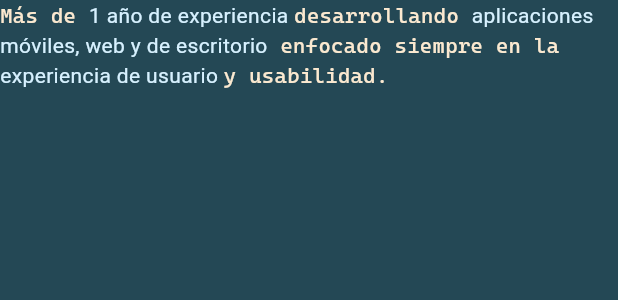
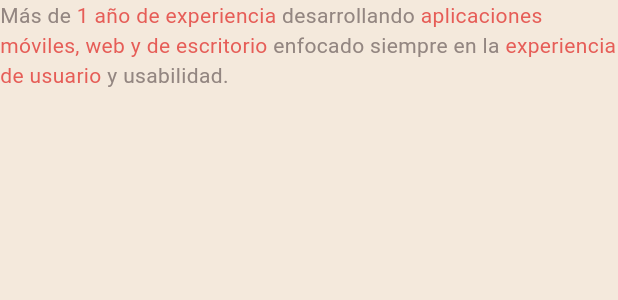
Before and after one commit to Korah06/personal-portfolio, a Flutter app: the DescriptionText widget shown alone on an empty page, opened directly, on a phone screen of 412 x 824 dp. Shown: the top 300 px of the screen. Run offline on Flutter 3.47's test engine with Material 3 defaults, Android fonts, the phone set to English and light mode, and no system bars; our stand-ins replace equatable, font_awesome_flutter; missing offline and left inert: dev_icons.

Commit message:
Change theme Color

```diff
--- a/lib/ui/theme/color_schema.dart
+++ b/lib/ui/theme/color_schema.dart
@@ -1,14 +1,24 @@
 import 'package:flutter/material.dart';
 const ColorScheme themeColorSchema = ColorScheme(
-  primary: Color(0xFFFBE9D0), // Used for primary elements
-  primaryContainer: Color(0xFF0E3A4A), // Used for primary container elements
-  secondary: Color(0xFFE64833), // Used for secondary elements
-  secondaryContainer: Color(0xFF90AEAD), // Used for secondary container elements
-  surface: Color(0xFF244855), // Used for background color
+  primary: Color(0xFFe7cabd), // Used for primary elements
+  primaryContainer: Color(0xFF494848), // Used for primary container elements
+  secondary: Color(0xFFbd6c62), // Used for secondary elements
+  secondaryContainer: Color(0xFFe65d57), // Used for secondary container elements
+  surface: Color(0xFFf4e9dc), // Used for background color
   error: Color(0xFFE76F51), // Used for error elements
-  onPrimary: Color(0xFFD7F1FF), // Used for text/icons on primary elements
+  onPrimary: Color(0xFFa3a49e), // Used for text/icons on primary elements
   onSecondary: Color(0xFF001219), // Used for text/icons on secondary elements
-  onSurface: Colors.white, // Used for text/icons on background
+  onSurface: Color(0xFF938681), // Used for text/icons on background
   onError: Colors.white, // Used for text/icons on error elements
   brightness: Brightness.light, // Defines the overall brightness of the theme
 );
+
+//Crema
+// #f4e9dc
+// #e7cabd
+
+//Rojo
+// #e65d57
+
+//Negro
+// #494848
--- a/lib/ui/widgets/body/widgets/description_text.dart
+++ b/lib/ui/widgets/body/widgets/description_text.dart
@@ -5,33 +5,40 @@
 
   @override
   Widget build(BuildContext context) {
-    final experienceColor = Theme.of(context).colorScheme.onPrimary;
-    return  Row(
+    final experienceColor = Theme.of(context).colorScheme.secondaryContainer;
+    final basicColor = Theme.of(context).colorScheme.onSurface;
+    return Row(
       mainAxisAlignment: MainAxisAlignment.start,
       children: [
         Flexible(
           child: Text.rich(
-            TextSpan(text: 'Más de ', children: [
+            TextSpan(
+                text: 'Más de ',
+                style: TextStyle(color: basicColor),
+                children: [
                   TextSpan(
                     text: '1 año de experiencia ',
                     style: TextStyle(color: experienceColor),
                   ),
-              const TextSpan(
+                  TextSpan(
                     text: 'desarrollando ',
+                    style: TextStyle(color: basicColor),
                   ),
                   TextSpan(
                     text: 'aplicaciones móviles, web y de escritorio',
                     style: TextStyle(color: experienceColor),
                   ),
-              const TextSpan(
+                  TextSpan(
                     text: ' enfocado siempre en la ',
+                    style: TextStyle(color: basicColor),
                   ),
                   TextSpan(
                     text: 'experiencia de usuario ',
                     style: TextStyle(color: experienceColor),
                   ),
-              const TextSpan(
+                  TextSpan(
                     text: 'y usabilidad.',
+                    style: TextStyle(color: basicColor),
                   ),
                 ]),
           ),
--- a/lib/ui/widgets/body/widgets/sections_title.dart
+++ b/lib/ui/widgets/body/widgets/sections_title.dart
@@ -16,7 +16,11 @@
           padding: const EdgeInsets.all(8.0),
           child: Icon(icon, size: 30, color: iconColor),
         ),
-        Text(title, style: const TextStyle(fontSize: 28)),
+        Text(title,
+            style: TextStyle(
+                fontSize: 28,
+                color: Theme.of(context).colorScheme.onSurface,
+                fontWeight: FontWeight.bold)),
       ],
     );
   }
--- a/lib/ui/widgets/body/widgets/title_text.dart
+++ b/lib/ui/widgets/body/widgets/title_text.dart
@@ -12,7 +12,7 @@
         Text.rich(
           TextSpan(
             text: 'Desarrollador ',
-            style: const TextStyle(fontSize: 20),
+            style: TextStyle(fontSize: 20, color: Theme.of(context).colorScheme.onSurface),
             children: [
               TextSpan(
                 text: 'Multiplataforma',
```
Also changed, not shown: lib/ui/widgets/body/widgets/header_presentation.dart (+4 -4 lines), lib/ui/widgets/body/widgets/project_card.dart (+14 -4 lines), lib/ui/widgets/navbar.dart (+30 -8 lines). Lines whose indentation alone changed are shown as unchanged.
